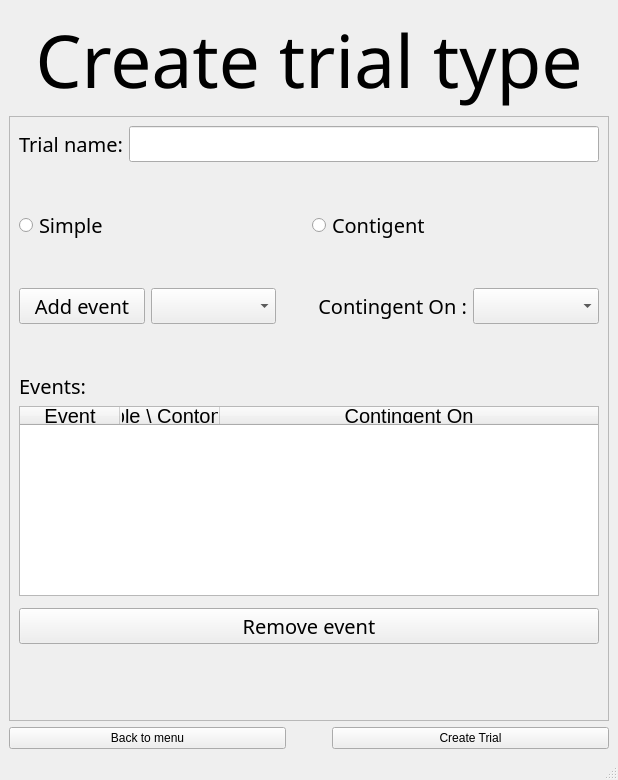
Old version of the form UI/create_trial_type.ui in the repository KehatSudri/Behavior_System2.0.
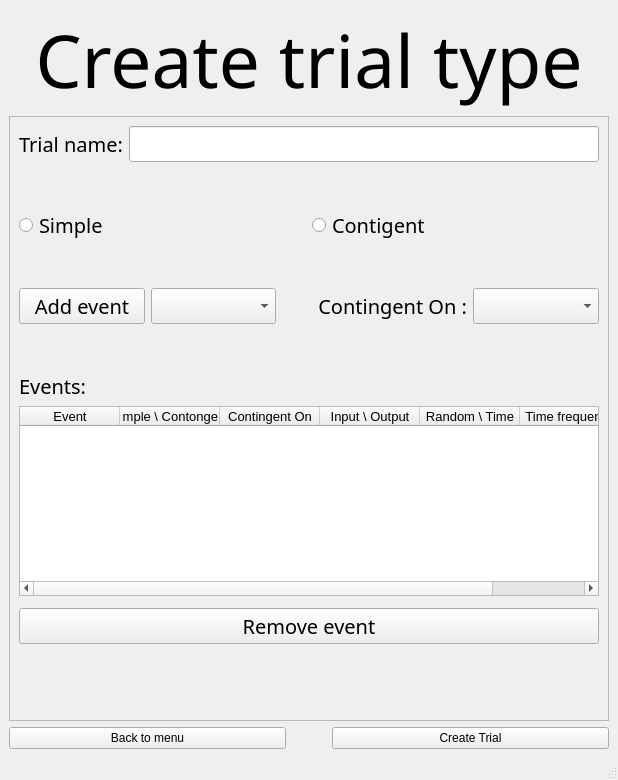
New version of the form.

Commit message: time/random for simple&output event

The edit to the form file:
```diff
--- a/UI/create_trial_type.ui
+++ b/UI/create_trial_type.ui
@@ -252,7 +252,7 @@
             </property>
             <property name="font">
              <font>
-              <pointsize>15</pointsize>
+              <pointsize>10</pointsize>
              </font>
             </property>
             <property name="sizeAdjustPolicy">
@@ -294,6 +294,7 @@
              </property>
              <property name="font">
               <font>
+               <pointsize>10</pointsize>
                <kerning>false</kerning>
               </font>
              </property>
@@ -320,6 +321,7 @@
              </property>
              <property name="font">
               <font>
+               <pointsize>10</pointsize>
                <kerning>false</kerning>
               </font>
              </property>
@@ -327,6 +329,36 @@
               <set>AlignCenter</set>
              </property>
             </column>
+            <column>
+             <property name="text">
+              <string>Input \ Output</string>
+             </property>
+             <property name="font">
+              <font>
+               <pointsize>10</pointsize>
+              </font>
+             </property>
+            </column>
+            <column>
+             <property name="text">
+              <string>Random \ Time</string>
+             </property>
+             <property name="font">
+              <font>
+               <pointsize>10</pointsize>
+              </font>
+             </property>
+            </column>
+            <column>
+             <property name="text">
+              <string>Time frequency</string>
+             </property>
+             <property name="font">
+              <font>
+               <pointsize>10</pointsize>
+              </font>
+             </property>
+            </column>
            </widget>
           </item>
           <item>
```
Left out of the diff: 2 changed lines with no effect on the pictures. The commit also changes 1 other file.
